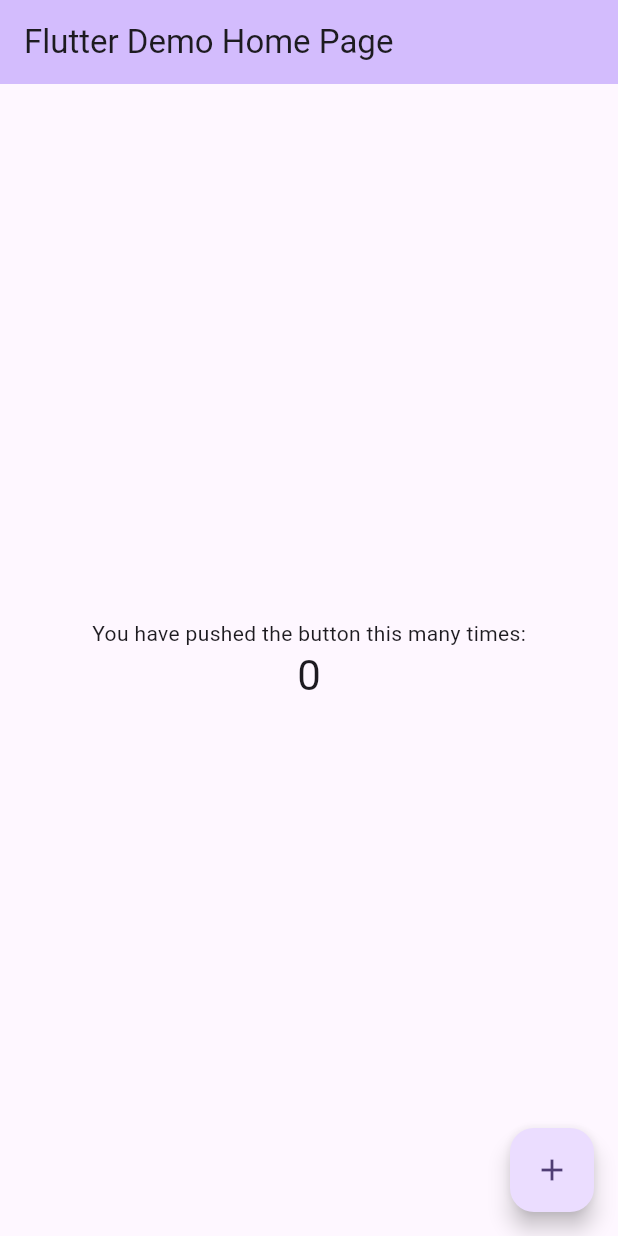
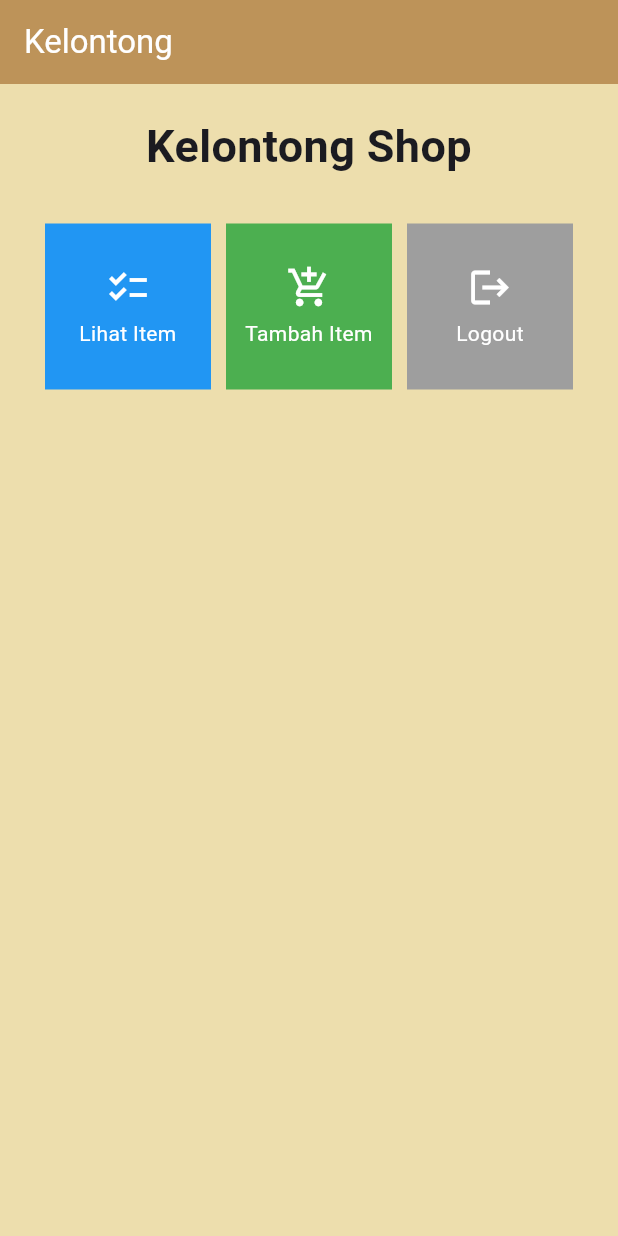
Before and after one commit to renamartha/kelontong-mobile, a Flutter app: the screen it shows after launch, on a phone screen of 412 x 824 dp. Run offline on Flutter 3.47's test engine with Material 2 defaults, Android fonts, the phone set to English and light mode, and no system bars.

Commit message:
tugas 7 selesai

```diff
--- a/lib/main.dart
+++ b/lib/main.dart
@@ -1,4 +1,5 @@
 import 'package:flutter/material.dart';
+import 'package:kelontong/menu.dart';
 
 void main() {
   runApp(const MyApp());
@@ -28,98 +29,10 @@
         //
         // This works for code too, not just values: Most code changes can be
         // tested with just a hot reload.
-        colorScheme: ColorScheme.fromSeed(seedColor: Colors.deepPurple),
+        colorScheme: ColorScheme.fromSeed(seedColor: Colors.indigo),
         useMaterial3: true,
       ),
-      home: const MyHomePage(title: 'Flutter Demo Home Page'),
+      home: MyHomePage(),
     );
   }
 }
-
-class MyHomePage extends StatefulWidget {
-  const MyHomePage({super.key, required this.title});
-
-  // This widget is the home page of your application. It is stateful, meaning
-  // that it has a State object (defined below) that contains fields that affect
-  // how it looks.
-
-  // This class is the configuration for the state. It holds the values (in this
-  // case the title) provided by the parent (in this case the App widget) and
-  // used by the build method of the State. Fields in a Widget subclass are
-  // always marked "final".
-
-  final String title;
-
-  @override
-  State<MyHomePage> createState() => _MyHomePageState();
-}
-
-class _MyHomePageState extends State<MyHomePage> {
-  int _counter = 0;
-
-  void _incrementCounter() {
-    setState(() {
-      // This call to setState tells the Flutter framework that something has
-      // changed in this State, which causes it to rerun the build method below
-      // so that the display can reflect the updated values. If we changed
-      // _counter without calling setState(), then the build method would not be
-      // called again, and so nothing would appear to happen.
-      _counter++;
-    });
-  }
-
-  @override
-  Widget build(BuildContext context) {
-    // This method is rerun every time setState is called, for instance as done
-    // by the _incrementCounter method above.
-    //
-    // The Flutter framework has been optimized to make rerunning build methods
-    // fast, so that you can just rebuild anything that needs updating rather
-    // than having to individually change instances of widgets.
-    return Scaffold(
-      appBar: AppBar(
-        // TRY THIS: Try changing the color here to a specific color (to
-        // Colors.amber, perhaps?) and trigger a hot reload to see the AppBar
-        // change color while the other colors stay the same.
-        backgroundColor: Theme.of(context).colorScheme.inversePrimary,
-        // Here we take the value from the MyHomePage object that was created by
-        // the App.build method, and use it to set our appbar title.
-        title: Text(widget.title),
-      ),
-      body: Center(
-        // Center is a layout widget. It takes a single child and positions it
-        // in the middle of the parent.
-        child: Column(
-          // Column is also a layout widget. It takes a list of children and
-          // arranges them vertically. By default, it sizes itself to fit its
-          // children horizontally, and tries to be as tall as its parent.
-          //
-          // Column has various properties to control how it sizes itself and
-          // how it positions its children. Here we use mainAxisAlignment to
-          // center the children vertically; the main axis here is the vertical
-          // axis because Columns are vertical (the cross axis would be
-          // horizontal).
-          //
-          // TRY THIS: Invoke "debug painting" (choose the "Toggle Debug Paint"
-          // action in the IDE, or press "p" in the console), to see the
-          // wireframe for each widget.
-          mainAxisAlignment: MainAxisAlignment.center,
-          children: <Widget>[
-            const Text(
-              'You have pushed the button this many times:',
-            ),
-            Text(
-              '$_counter',
-              style: Theme.of(context).textTheme.headlineMedium,
-            ),
-          ],
-        ),
-      ),
-      floatingActionButton: FloatingActionButton(
-        onPressed: _incrementCounter,
-        tooltip: 'Increment',
-        child: const Icon(Icons.add),
-      ), // This trailing comma makes auto-formatting nicer for build methods.
-    );
-  }
-}
--- /dev/null
+++ b/lib/menu.dart
@@ -0,0 +1,117 @@
+import 'package:flutter/material.dart';
+
+class MyHomePage extends StatelessWidget {
+  MyHomePage({Key? key}) : super(key: key);
+
+  final List<Tombol> items = [
+    Tombol("Lihat Item", Icons.checklist, Colors.blue),
+    Tombol("Tambah Item", Icons.add_shopping_cart, Colors.green),
+    Tombol("Logout", Icons.logout, Colors.grey),
+  ];
+
+  @override
+  Widget build(BuildContext context) {
+    return Scaffold(
+      appBar: AppBar(
+        backgroundColor : Color.fromRGBO(189, 147, 89, 1.0),
+        title: const Text(
+          'Kelontong',
+          style: TextStyle(color: Colors.white),
+        ),
+      ),
+      body: SingleChildScrollView(
+        // Widget wrapper yang dapat discroll
+        child: Padding(
+          padding: const EdgeInsets.all(10.0), // Set padding dari halaman
+          child: Column(
+            // Widget untuk menampilkan children secara vertikal
+            children: <Widget>[
+              const Padding(
+                padding: EdgeInsets.only(top: 10.0, bottom: 10.0),
+                // Widget Text untuk menampilkan tulisan
+                child: Text(
+                  'Kelontong Shop',
+                  textAlign: TextAlign.center,
+                  style: TextStyle(
+                    fontSize: 30,
+                    fontWeight: FontWeight.bold,
+                  ),
+                ),
+              ),
+              // Grid layout
+              GridView.count(
+                // Container card
+                primary: true,
+                padding: const EdgeInsets.all(20),
+                crossAxisSpacing: 10,
+                mainAxisSpacing: 10,
+                crossAxisCount: 3,
+                shrinkWrap: true,
+                children: items.map((Tombol item) {
+                  // Iterasi untuk tiap item
+                  return ShopCard(item);
+                }).toList(),
+              ),
+            ],
+          ),
+        ),
+      ),
+      backgroundColor: Color.fromRGBO(237, 222, 173, 1.0),
+    );
+  }
+}
+
+class Tombol {
+  final String name;
+  final IconData icon;
+  final Color color;
+
+  Tombol(this.name, this.icon, this.color);
+}
+
+
+class ShopCard extends StatelessWidget {
+  final Tombol item;
+
+  // Constructor
+  const ShopCard(this.item, {super.key});
+
+  @override
+  Widget build(BuildContext context) {
+    return Material(
+      color: item.color,
+      child: InkWell(
+        // Area responsive terhadap sentuhan
+        onTap: () {
+          // Memunculkan SnackBar ketika diklik
+          ScaffoldMessenger.of(context)
+            ..hideCurrentSnackBar()
+            ..showSnackBar(SnackBar(
+                content: Text("Kamu telah menekan tombol ${item.name}!")));
+        },
+        child: Container(
+          // Container untuk menyimpan Icon dan Text
+          padding: const EdgeInsets.all(8),
+          child: Center(
+            child: Column(
+              mainAxisAlignment: MainAxisAlignment.center,
+              children: [
+                Icon(
+                  item.icon,
+                  color: Colors.white,
+                  size: 30.0,
+                ),
+                const Padding(padding: EdgeInsets.all(3)),
+                Text(
+                  item.name,
+                  textAlign: TextAlign.center,
+                  style: const TextStyle(color: Colors.white),
+                ),
+              ],
+            ),
+          ),
+        ),
+      ),
+    );
+  }
+}
```
Also changed, not shown: 1 other file.
